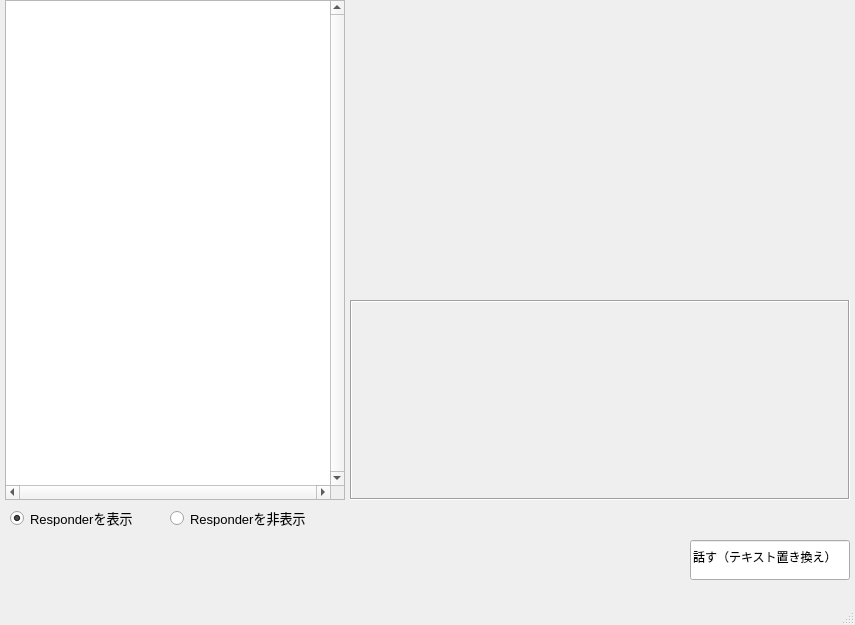
Above: qt_Pityna.ui from iput2026-okadas/text_pytyna before the change. Below: the same form after it.
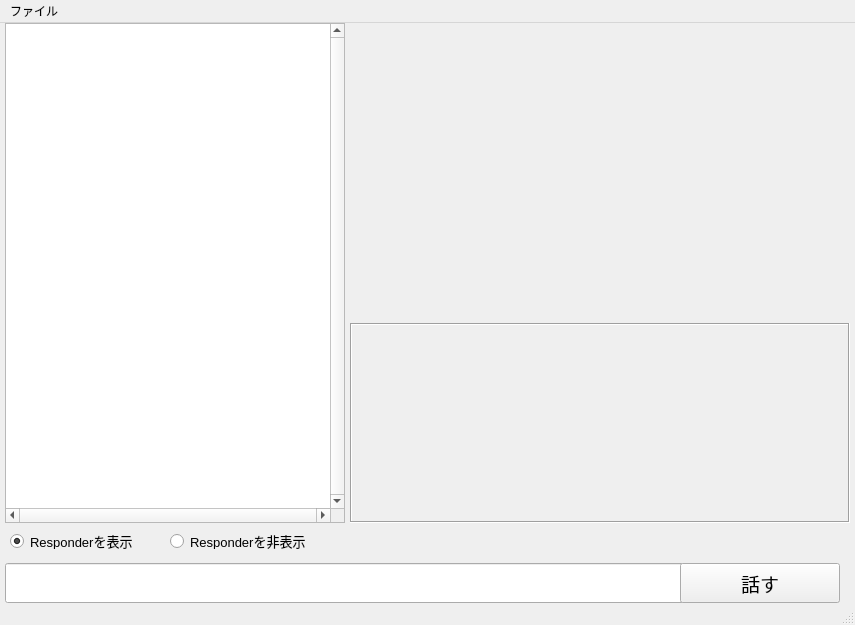
That is the form after the change. Icons and pictures are not drawn.

What changed in the file:
```diff
--- a/qt_Pityna.ui
+++ b/qt_Pityna.ui
@@ -74,19 +74,6 @@
      <string>Responderを非表示</string>
     </property>
    </widget>
-   <widget class="QLineEdit" name="ButtonTalk">
-    <property name="geometry">
-     <rect>
-      <x>690</x>
-      <y>540</y>
-      <width>160</width>
-      <height>40</height>
-     </rect>
-    </property>
-    <property name="text">
-     <string>話す（テキスト置き換え）</string>
-    </property>
-   </widget>
    <widget class="QLabel" name="LabelResponce">
     <property name="geometry">
      <rect>
@@ -114,6 +101,64 @@
      <set>Qt::AlignCenter</set>
     </property>
    </widget>
+   <widget class="QLineEdit" name="lineEdit">
+    <property name="geometry">
+     <rect>
+      <x>5</x>
+      <y>540</y>
+      <width>680</width>
+      <height>40</height>
+     </rect>
+    </property>
+    <property name="font">
+     <font>
+      <pointsize>14</pointsize>
+     </font>
+    </property>
+   </widget>
+   <widget class="QPushButton" name="ButtonTalk">
+    <property name="geometry">
+     <rect>
+      <x>680</x>
+      <y>540</y>
+      <width>160</width>
+      <height>40</height>
+     </rect>
+    </property>
+    <property name="font">
+     <font>
+      <pointsize>14</pointsize>
+     </font>
+    </property>
+    <property name="text">
+     <string>話す</string>
+    </property>
+   </widget>
+   <widget class="QLabel" name="LabelShowimg">
+    <property name="geometry">
+     <rect>
+      <x>350</x>
+      <y>0</y>
+      <width>500</width>
+      <height>300</height>
+     </rect>
+    </property>
+    <property name="text">
+     <string/>
+    </property>
+    <property name="pixmap">
+     <pixmap resource="qt_resourece.qrc">:/re/UI_character/nomal .png</pixmap>
+    </property>
+    <property name="alignment">
+     <set>Qt::AlignCenter</set>
+    </property>
+    <property name="wordWrap">
+     <bool>false</bool>
+    </property>
+    <property name="indent">
+     <number>-1</number>
+    </property>
+   </widget>
   </widget>
   <widget class="QMenuBar" name="menubar">
    <property name="geometry">
@@ -124,6 +169,13 @@
      <height>26</height>
     </rect>
    </property>
+   <widget class="QMenu" name="menu">
+    <property name="title">
+     <string>ファイル</string>
+    </property>
+    <addaction name="menuClose"/>
+   </widget>
+   <addaction name="menu"/>
   </widget>
   <widget class="QStatusBar" name="statusbar"/>
  </widget>
```
Left out of the diff: 85 changed lines with no effect on the pictures.
